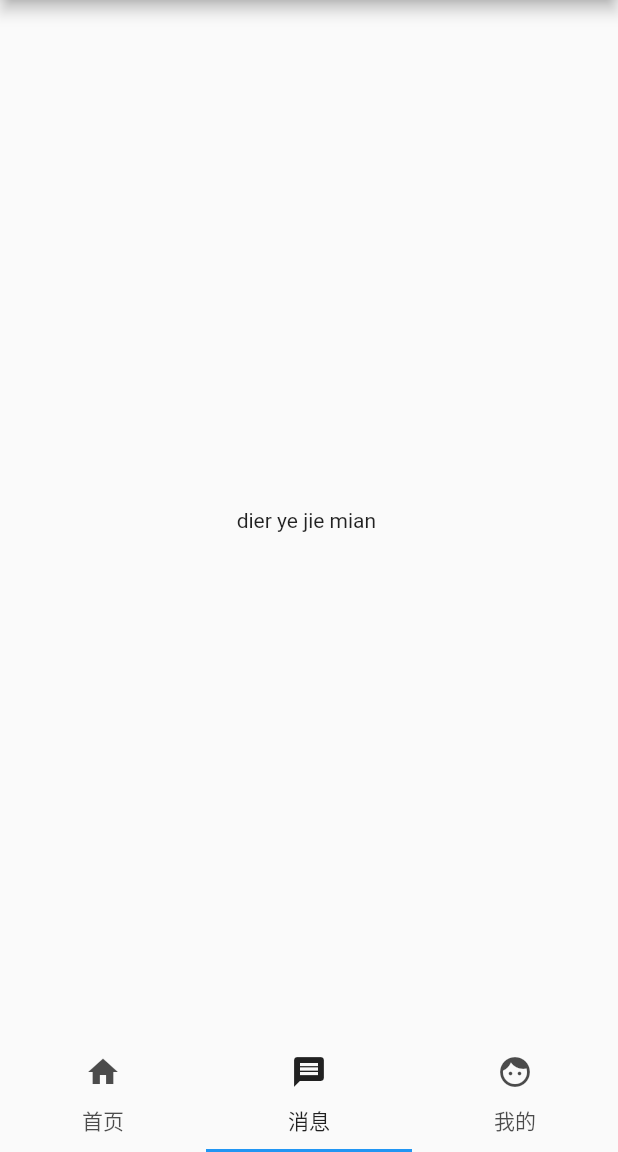
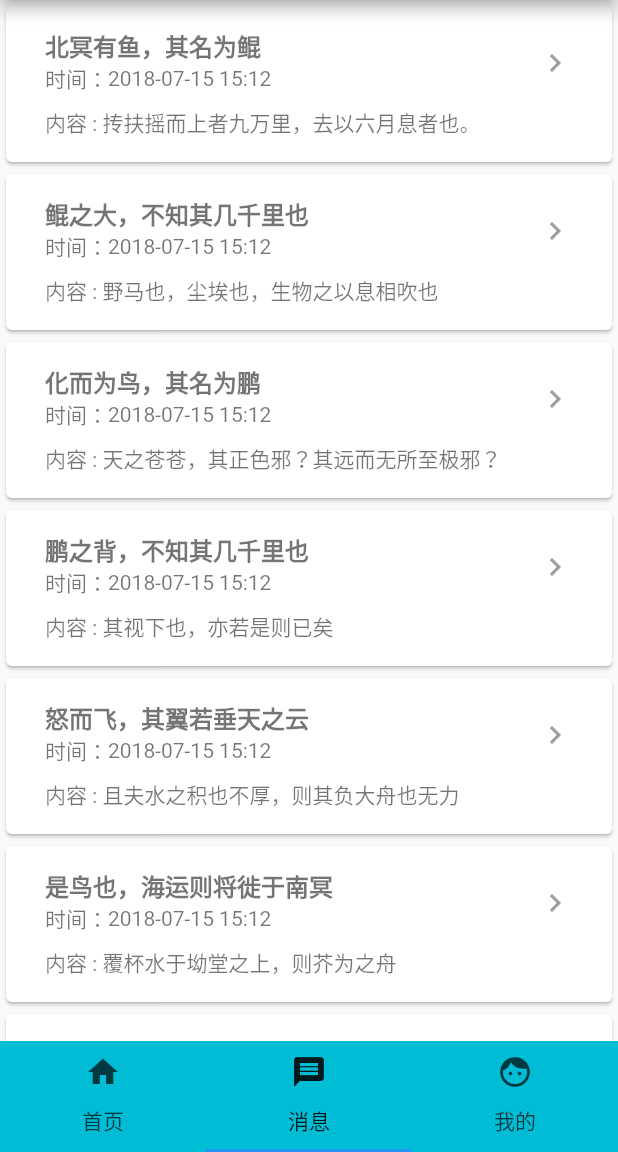
Before and after one commit to Liujlai/Flutter_D, a Flutter app: the screen it shows after launch, item 2 of the bottom bar chosen, on a phone screen of 412 x 824 dp, the part 84-1236 px from its top. Run offline on Flutter 3.47's test engine with Material 2 defaults, Android fonts, the phone set to English and light mode, and no system bars.

Commit message:
列表绑定数据

```diff
--- a/lib/main.dart
+++ b/lib/main.dart
@@ -28,7 +28,7 @@ class _MyAppState  extends State<MyIndex> with SingleTickerProviderStateMixin{
    @override
   void initState() {
     // TODO: implement initState
-    super.initState();
+//    super.initState();
     controller = new TabController(length: 3, vsync: this);
   }
 
@@ -51,7 +51,7 @@ class _MyAppState  extends State<MyIndex> with SingleTickerProviderStateMixin{
             new my()
           ]),
       bottomNavigationBar: new Material(
-        color: Colors.,
+        color: Colors.cyan,
         child: new TabBar(
             controller: controller,
             tabs: <Tab>[
--- a/lib/my/my.dart
+++ b/lib/my/my.dart
@@ -1,8 +1,12 @@
 import 'package:flutter/material.dart';
 
 class my extends StatefulWidget{
+
   @override
-  myState createState() => new myState();
+  State<StatefulWidget> createState() {
+    // TODO: implement createState
+    return myState();
+  }
 }
 
 class myState extends State<my>{
--- /dev/null
+++ b/lib/second/new.dart
@@ -0,0 +1,22 @@
+class New{
+  String title;
+  String subTitle;
+  String content;
+  String time;
+  String status;
+  New(this.title,this.subTitle,this.content,this.time,this.status);
+}
+
+List<New> newList = [
+  new New("北冥有鱼，其名为鲲", "世界竞争中的中国制造", "抟扶摇而上者九万里，去以六月息者也。", "2018-07-15 15:12", "1"),
+  new New("鲲之大，不知其几千里也", "世界竞争中的中国制造", "野马也，尘埃也，生物之以息相吹也", "2018-07-15 15:12", "1"),
+  new New("化而为鸟，其名为鹏", "世界竞争中的中国制造", "天之苍苍，其正色邪？其远而无所至极邪？", "2018-07-15 15:12", "1"),
+  new New("鹏之背，不知其几千里也", "世界竞争中的中国制造", "其视下也，亦若是则已矣", "2018-07-15 15:12", "1"),
+  new New("怒而飞，其翼若垂天之云", "世界竞争中的中国制造", "且夫水之积也不厚，则其负大舟也无力", "2018-07-15 15:12", "0"),
+  new New("是鸟也，海运则将徙于南冥", "世界竞争中的中国制造", "覆杯水于坳堂之上，则芥为之舟", "2018-07-15 15:12", "1"),
+  new New("南冥者，天池也", "世界竞争中的中国制造", "置杯焉则胶，水浅而舟大也", "2018-07-15 15:12", "1"),
+  new New("《齐谐》者，志怪者也", "世界竞争中的中国制造", "风之积也不厚，则其负大翼也无力", "2018-07-15 15:12", "1"),
+  new New("《谐》之言曰：“鹏之徙于南冥也", "世界竞争中的中国制造", "故九万里，则风斯在下矣，而后乃今培风", "2018-07-15 15:12", "1"),
+  new New("水击三千里", "世界竞争中的中国制造", "背负青天，而莫之夭阏者，而后乃今将图南", "2018-07-15 15:12", "1"),
+
+];
--- a/lib/second/secondPage.dart
+++ b/lib/second/secondPage.dart
@@ -1,8 +1,12 @@
 import 'package:flutter/material.dart';
 
-class secondPage extends StatefulWidget{
+import '../template/listTemp.dart';
+class secondPage extends StatefulWidget {
   @override
-  secondPageState createState() => new secondPageState();
+  State<StatefulWidget> createState() {
+    // TODO: implement createState
+    return secondPageState();
+  }
 }
 
 class secondPageState extends State<secondPage>{
@@ -15,7 +19,7 @@ class secondPageState extends State<secondPage>{
         title: new Text("dier ye "),
       ),
       body: new Center(
-        child: new Text("dier ye jie mian "),
+        child: new listTemp()
       ),
     );
   }
--- /dev/null
+++ b/lib/template/listTemp.dart
@@ -0,0 +1,122 @@
+import 'package:flutter/material.dart';
+//import 'dart:io';
+//import 'dart:convert';
+import 'package:pro3_app/detail.dart';
+import '../second/new.dart';
+
+class listTemp extends StatefulWidget{
+  @override
+  State<StatefulWidget> createState() {
+    // TODO: implement createState
+    return listState();
+  }
+}
+class listState extends State<listTemp>{
+
+  var data;
+
+//  getDate() async{
+//    var url = "http://jsonplaceholder.typicode.com/posts";
+//    var httpClient = new HttpClient();
+//    var result ;
+//    try {
+//      var request = await httpClient.getUrl(Uri.parse(url));
+//      var response = await request.close();
+//      if (response.statusCode == HttpStatus.OK){
+//        var jsdata = await response.transform(utf8.decoder).join();
+//        result = json.decode(jsdata);
+//        print(result);
+//      }else{
+//        result = "Error getting Json data:status${response.statusCode}";
+//      }
+//    }catch(exception){
+//      result = "Failed getting json data";
+//    }
+//    if(!mounted)return;
+//    setState(() {
+//      data = result;
+//    });
+//  }
+
+  @override
+  Widget build(BuildContext context) {
+    // TODO: implement build
+    return new ListView.builder(
+//        itemCount: data == null ? 0 : data.length,
+      itemCount:  newList.length,
+        itemBuilder: (BuildContext context , int index){
+          return new Card(
+            child: new Container(
+              padding: new EdgeInsets.all(10.0),
+              child: new ListTile(
+                subtitle: new Container(
+                  child: new Column(
+                    mainAxisAlignment: MainAxisAlignment.spaceBetween,
+                    children: <Widget>[
+                      new Row(
+                        mainAxisAlignment: MainAxisAlignment.spaceBetween,
+                        children: [
+//                          new Text("biao ti",style: TextStyle(fontWeight: FontWeight.bold),),
+                          new Expanded(
+                            child: new Text(
+                              newList[index].title,
+                              style: new TextStyle(fontWeight: FontWeight.bold,fontSize: 16.0),
+                            ),
+                          )
+                        ],
+                      ),
+                      new Row(
+                         mainAxisAlignment: MainAxisAlignment.spaceBetween,
+                         children: <Widget>[
+                            new Row(
+                              mainAxisAlignment: MainAxisAlignment.spaceBetween,
+                              crossAxisAlignment: CrossAxisAlignment.center,
+                              children: <Widget>[
+                                new Text("时间："),
+                                new Text(newList[index].time),
+                              ],
+                            )
+                         ],
+                      ),
+                      new Row(
+                        children: <Widget>[
+                          new Container(
+                            padding: const EdgeInsets.fromLTRB(0.0, 8.0, 0.0, 2.0),
+//                            child: new Text("id : "+data[index]["id"].toString()),
+                            child: new Text("内容 : " + newList[index].content),
+                          )
+                        ],
+                      )
+                    ],
+                  ),
+                ),
+                trailing: new Icon(Icons.keyboard_arrow_right ,color: Colors.grey,),
+//                onTap: () => _onTap(data[index]["id"].toString()),
+                onTap: () => _onTap(newList[index].content),
+              ),
+            )
+          );
+        },
+    );
+  }
+  void _onTap(String id){
+    Navigator.of(context).push(
+      new PageRouteBuilder(
+          opaque: false,
+          pageBuilder: (BuildContext context,_ ,__){
+            return new Detail(id);
+          },
+      transitionsBuilder: (_,Animation<double> animation,__,Widget child){
+            return new FadeTransition(
+                opacity: animation,
+                child: new SlideTransition(position: new Tween<Offset>(
+                  begin: const Offset(0.0,1.0),
+                  end: Offset.zero,
+                ).animate(animation),child: child,
+                ),
+            );
+      }
+      )
+    );
+  }
+}
```
Also changed, not shown: lib/detail.dart (added, +19 -0 lines), lib/home/home.dart (+22 -2 lines), lib/home/input.dart (added, +28 -0 lines), 1 other file.
